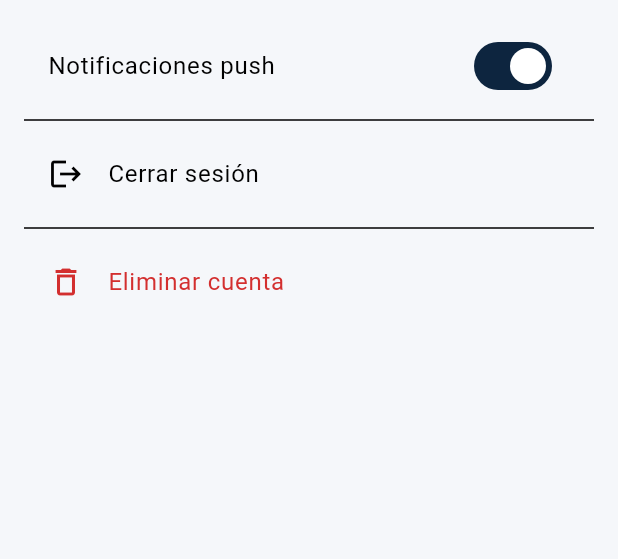
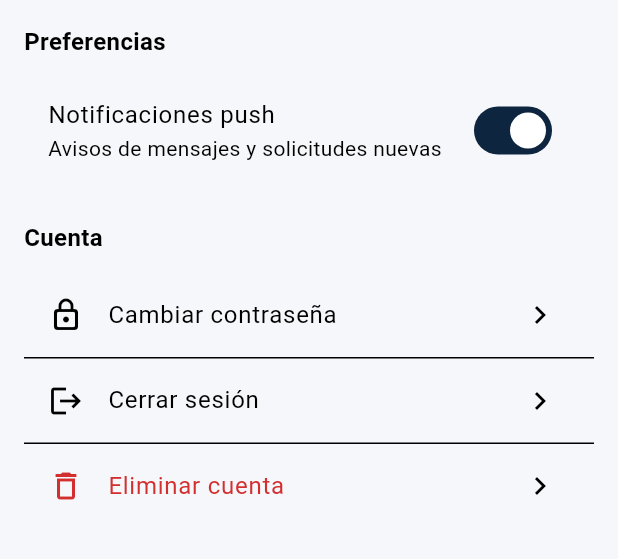
Before and after one commit to VEGG96/flutter-service-marketplace, a Flutter app: the SettingsPage screen opened directly, on a phone screen of 412 x 824 dp, the part 84-643 px from its top. Run offline on Flutter 3.47's test engine with Material 3 defaults, Android fonts, the light colour scheme and no system bars; our stand-ins replace cloud_firestore, equatable, firebase_auth, firebase_core, firebase_storage, flutter_bloc and 4 more; accounts and stored records are empty; generated files the repository leaves out were written again.

Commit message:
feat(provider): add provider settings page UI for preferences and logout

```diff
--- a/lib/core/constants/app_constants.dart
+++ b/lib/core/constants/app_constants.dart
@@ -18,6 +18,7 @@ class AppRoutes {
   static const String serviceDetail = '/services/detail';
   static const String providerProfile = '/providers/profile';
   static const String providerAvailability = '/provider/availability';
+  static const String providerSettings = '/provider/settings';
   static const String booking = '/booking';
   static const String chat = '/chat';
   static const String profile = '/profile';
--- a/lib/features/profile/presentation/pages/settings_page.dart
+++ b/lib/features/profile/presentation/pages/settings_page.dart
@@ -19,62 +19,90 @@ class _SettingsPageState extends State<SettingsPage> {
     setState(() => _notificationsEnabled = value);
   }
 
-  void _toggleNotifications() {
-    setState(() => _notificationsEnabled = !_notificationsEnabled);
-  }
-
   @override
   Widget build(BuildContext context) {
     return Scaffold(
-      appBar: AppBar(
-        title: const Text('Ajustes'),
+      appBar: AppBar(title: const Text('Ajustes')),
+      body: SafeArea(
+        child: ListView(
+          padding: const EdgeInsets.symmetric(vertical: 16),
+          children: <Widget>[
+            const Padding(
+              padding: EdgeInsets.symmetric(horizontal: 16),
+              child: Text(
+                'Preferencias',
+                style: TextStyle(fontSize: 16, fontWeight: FontWeight.w700),
               ),
-      body: Padding(
-        padding: const EdgeInsets.all(16.0),
-        child: Column(
-          crossAxisAlignment: CrossAxisAlignment.stretch,
-          children: [
-            ListTile(
+            ),
+            const SizedBox(height: 12),
+            Padding(
+              padding: const EdgeInsets.symmetric(horizontal: 16),
+              child: SwitchListTile(
                 title: const Text('Notificaciones push'),
-              trailing: Switch(
+                subtitle: const Text('Avisos de mensajes y solicitudes nuevas'),
                 value: _notificationsEnabled,
                 onChanged: _setNotificationsEnabled,
               ),
-              onTap: _toggleNotifications,
             ),
-            const Divider(),
+            const SizedBox(height: 24),
+            const Padding(
+              padding: EdgeInsets.symmetric(horizontal: 16),
+              child: Text(
+                'Cuenta',
+                style: TextStyle(fontSize: 16, fontWeight: FontWeight.w700),
+              ),
+            ),
+            const SizedBox(height: 12),
+            Padding(
+              padding: const EdgeInsets.symmetric(horizontal: 16),
+              child: Column(
+                children: <Widget>[
                   ListTile(
+                    leading: const Icon(Icons.lock_outline_rounded),
+                    title: const Text('Cambiar contraseña'),
+                    trailing: const Icon(Icons.chevron_right),
+                    onTap: () {},
+                  ),
+
+                  const Divider(height: 1),
+                  ListTile(
+                    leading: const Icon(Icons.logout),
                     title: const Text('Cerrar sesión'),
-              leading: const Icon(Icons.logout),
+                    trailing: const Icon(Icons.chevron_right),
                     onTap: () {
                       context.read<AuthBloc>().add(SignOutRequested());
                     },
                   ),
-            const Divider(),
+                  const Divider(height: 1),
                   ListTile(
-              title: Text(
-                'Eliminar cuenta',
-                style: TextStyle(color: Theme.of(context).colorScheme.error),
-              ),
                     leading: Icon(
                       Icons.delete_outline,
                       color: Theme.of(context).colorScheme.error,
                     ),
+                    title: Text(
+                      'Eliminar cuenta',
+                      style: TextStyle(
+                        color: Theme.of(context).colorScheme.error,
+                      ),
+                    ),
+                    trailing: const Icon(Icons.chevron_right),
                     onTap: () async {
                       final bool? confirmed = await showDialog<bool>(
                         context: context,
                         builder: (dialogContext) => AlertDialog(
                           title: const Text('Eliminar cuenta'),
                           content: const Text(
-                      'Esta accion es permanente. ¿Deseas continuar?',
+                            'Esta acción es permanente. ¿Deseas continuar?',
                           ),
                           actions: [
                             TextButton(
-                        onPressed: () => Navigator.of(dialogContext).pop(false),
+                              onPressed: () =>
+                                  Navigator.of(dialogContext).pop(false),
                               child: const Text('Cancelar'),
                             ),
                             TextButton(
-                        onPressed: () => Navigator.of(dialogContext).pop(true),
+                              onPressed: () =>
+                                  Navigator.of(dialogContext).pop(true),
                               child: Text(
                                 'Eliminar',
                                 style: TextStyle(
@@ -94,6 +122,9 @@ class _SettingsPageState extends State<SettingsPage> {
                 ],
               ),
             ),
+          ],
+        ),
+      ),
     );
   }
 }
--- a/lib/features/provider/presentation/pages/provider_dashboard_page.dart
+++ b/lib/features/provider/presentation/pages/provider_dashboard_page.dart
@@ -25,7 +25,7 @@ class ProviderDashboardPage extends StatelessWidget {
           IconButton(
           icon: const Icon(Icons.settings),
           onPressed: () {
-              // TODO: navegar a settings más adelante
+            context.go(AppRoutes.providerSettings);
           },
         )
       ],
```
Also changed, not shown: lib/core/router/app_router.dart (+7 -0 lines), lib/features/provider/presentation/pages/provider_settings_page.dart (added, +91 -0 lines). Lines whose indentation alone changed are shown as unchanged.
